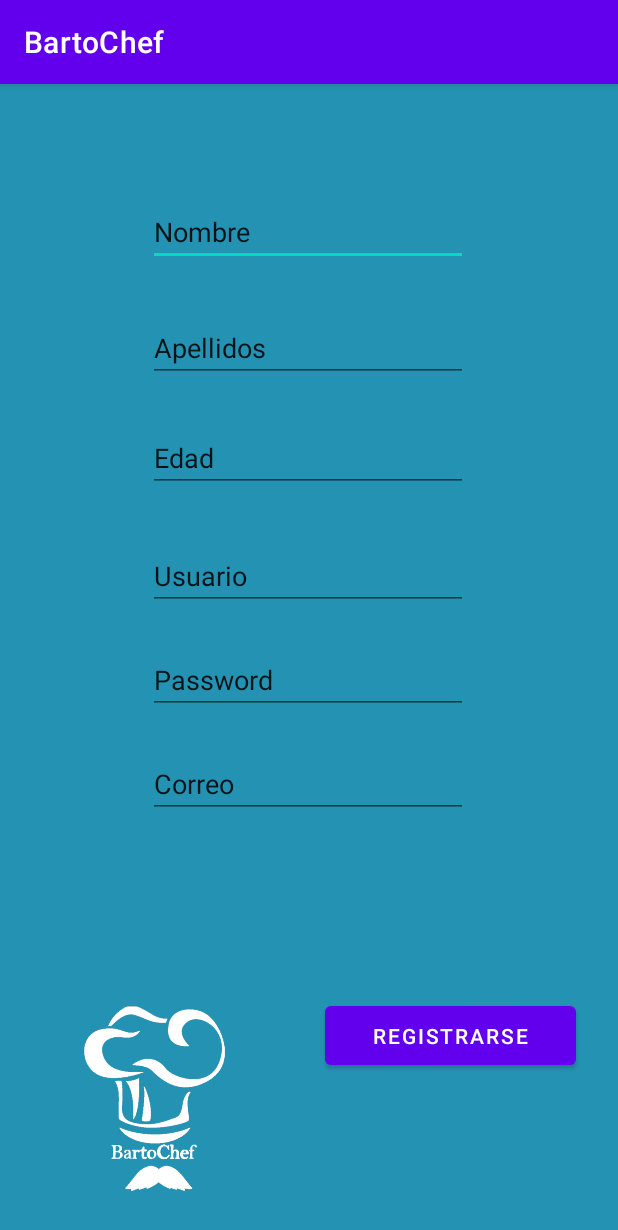
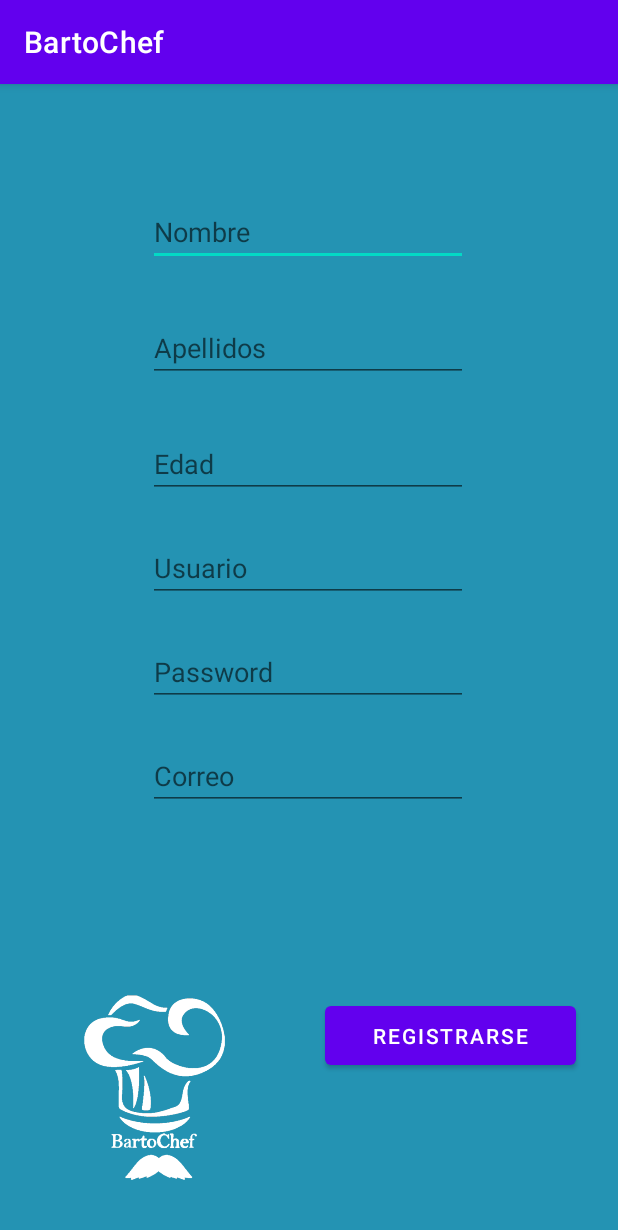
Before and after one commit to gonzzalez13/BartoChefPrincipal, an Android app: the Registro screen opened directly, with no data from a screen before it, on a phone screen of 412 x 824 dp. Shown: the top 1230 px of the screen. Run offline under Robolectric (Android 15) with nearby library versions, the light colour scheme and no system bars.

Commit message:
creacion de usuario(No funciona)

```diff
--- a/src/main/java/com/example/bartochef/inicio.java
+++ b/src/main/java/com/example/bartochef/inicio.java
@@ -82,7 +82,7 @@ public class inicio extends AppCompatActivity implements AdapterView.OnItemClick
     }
 
     public void perfil(View view) {
-        Intent i = new Intent(this,Perfil.class);
+        Intent i = new Intent(this,InicioSesion.class);
         startActivity(i);
     }
 
--- a/src/main/res/layout/activity_registro.xml
+++ b/src/main/res/layout/activity_registro.xml
@@ -13,8 +13,8 @@
         android:layout_height="wrap_content"
         android:layout_marginTop="76dp"
         android:ems="10"
+        android:hint="Nombre"
         android:inputType="textPersonName"
-        android:text="Nombre"
         app:layout_constraintEnd_toEndOf="parent"
         app:layout_constraintHorizontal_bias="0.497"
         app:layout_constraintStart_toStartOf="parent"
@@ -26,8 +26,8 @@
         android:layout_height="wrap_content"
         android:layout_marginTop="32dp"
         android:ems="10"
+        android:hint="Apellidos"
         android:inputType="textPersonName"
-        android:text="Apellidos"
         app:layout_constraintEnd_toEndOf="parent"
         app:layout_constraintHorizontal_bias="0.497"
         app:layout_constraintStart_toStartOf="parent"
@@ -37,10 +37,10 @@
         android:id="@+id/editEdad"
         android:layout_width="wrap_content"
         android:layout_height="wrap_content"
-        android:layout_marginTop="28dp"
+        android:layout_marginTop="32dp"
         android:ems="10"
-        android:inputType="textPersonName"
-        android:text="Edad"
+        android:hint="Edad"
+        android:inputType="number"
         app:layout_constraintEnd_toEndOf="parent"
         app:layout_constraintHorizontal_bias="0.497"
         app:layout_constraintStart_toStartOf="parent"
@@ -50,10 +50,10 @@
         android:id="@+id/edadUsuario"
         android:layout_width="wrap_content"
         android:layout_height="wrap_content"
-        android:layout_marginTop="33dp"
+        android:layout_marginTop="24dp"
         android:ems="10"
+        android:hint="Usuario"
         android:inputType="textPersonName"
-        android:text="Usuario"
         app:layout_constraintEnd_toEndOf="parent"
         app:layout_constraintHorizontal_bias="0.497"
         app:layout_constraintStart_toStartOf="parent"
@@ -65,8 +65,8 @@
         android:layout_height="wrap_content"
         android:layout_marginTop="24dp"
         android:ems="10"
+        android:hint="Password"
         android:inputType="textPersonName"
-        android:text="Password"
         app:layout_constraintEnd_toEndOf="parent"
         app:layout_constraintHorizontal_bias="0.497"
         app:layout_constraintStart_toStartOf="parent"
@@ -78,8 +78,8 @@
         android:layout_height="wrap_content"
         android:layout_marginTop="24dp"
         android:ems="10"
+        android:hint="Correo"
         android:inputType="textPersonName"
-        android:text="Correo"
         app:layout_constraintEnd_toEndOf="parent"
         app:layout_constraintHorizontal_bias="0.497"
         app:layout_constraintStart_toStartOf="parent"
@@ -94,6 +94,8 @@
         app:layout_constraintEnd_toEndOf="parent"
         app:layout_constraintHorizontal_bias="0.066"
         app:layout_constraintStart_toStartOf="parent"
+        app:layout_constraintTop_toBottomOf="@+id/txtAdevertencia"
+        app:layout_constraintVertical_bias="0.87"
         app:srcCompat="@drawable/logo" />
 
     <Button
@@ -105,5 +107,20 @@
         app:layout_constraintBottom_toBottomOf="parent"
         app:layout_constraintEnd_toEndOf="parent"
         app:layout_constraintHorizontal_bias="0.525"
-        app:layout_constraintStart_toEndOf="@+id/imageView" />
+        app:layout_constraintStart_toEndOf="@+id/imageView"
+        android:onClick="Registrador"/>
+
+    <TextView
+        android:id="@+id/txtAdevertencia"
+        android:layout_width="336dp"
+        android:layout_height="23dp"
+        android:layout_marginTop="28dp"
+        android:textColor="#9E0000"
+        app:layout_constraintBottom_toTopOf="@+id/btnRegistrarse"
+        app:layout_constraintEnd_toEndOf="parent"
+        app:layout_constraintHorizontal_bias="0.493"
+        app:layout_constraintStart_toStartOf="parent"
+        app:layout_constraintTop_toBottomOf="@+id/editCorreo"
+        app:layout_constraintVertical_bias="0.307" />
+
 </androidx.constraintlayout.widget.ConstraintLayout>
```
Also changed, not shown: src/main/java/com/example/bartochef/InicioSesion.java (+14 -0 lines), src/main/java/com/example/bartochef/Registro.java (+84 -0 lines), src/main/res/layout/activity_inicio_sesion.xml (+14 -4 lines).
